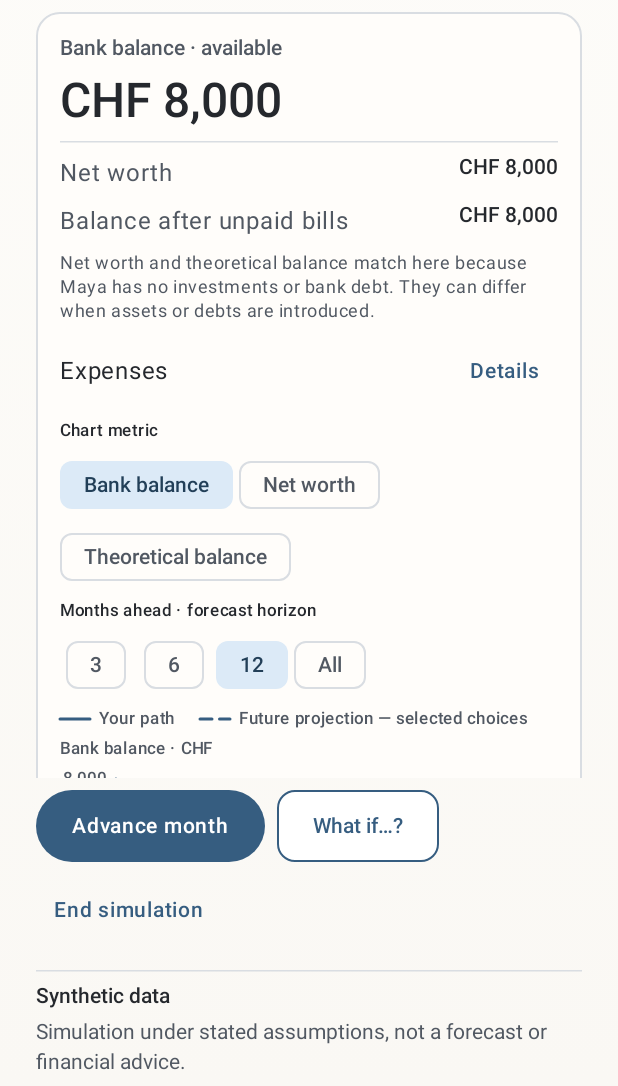
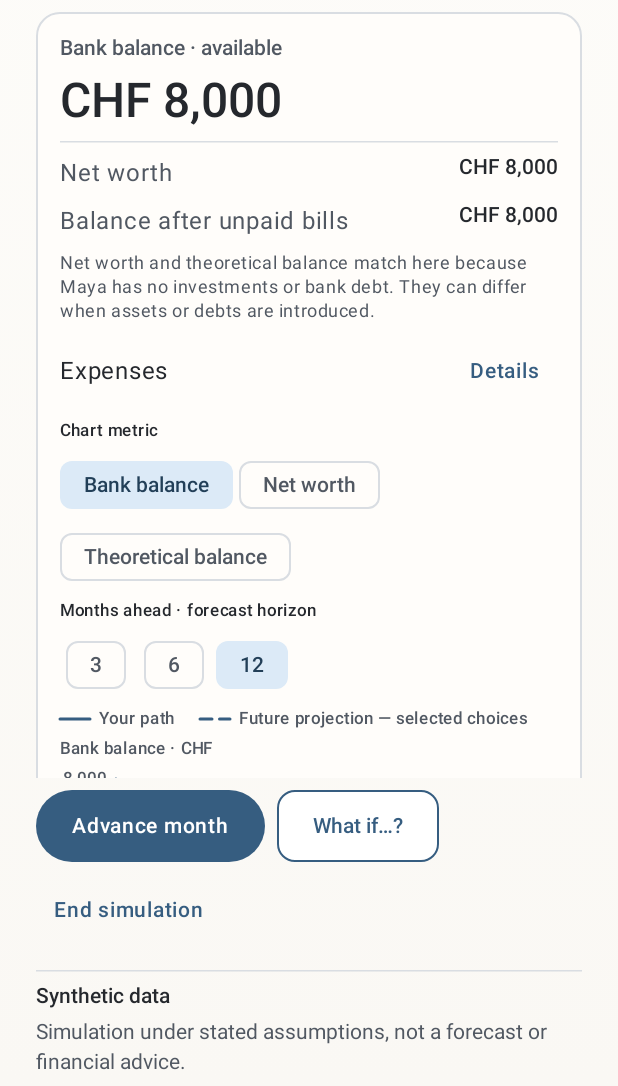
Before and after one commit to Lauzhackathuna/Thunasalmon, an Android app built with Jetpack Compose: the screen it shows after launch (MainActivity), after a tap on "Start", on a phone screen of 412 x 824 dp, the part 150-1236 px from its top. Run offline under Robolectric (Android 15) with nearby library versions, the phone set to English and light mode, and no system bars; our stand-ins replace Compose Multiplatform resources; 1 other tap on this screen came first.

Commit message:
fix(ui): remove all option from chart forecast range

```diff
--- a/FinLife/shared/src/commonMain/kotlin/com/tuna/finlife/ui/CashChart.kt
+++ b/FinLife/shared/src/commonMain/kotlin/com/tuna/finlife/ui/CashChart.kt
@@ -204,9 +204,9 @@ internal fun CashChart(session: SimulationSession, counterfactual: Counterfactua
         }
         Text(stringResource(if (combined) Res.string.chart_future_range else Res.string.chart_range), style = MaterialTheme.typography.labelSmall)
         FlowRow(horizontalArrangement = Arrangement.spacedBy(4.dp)) {
-            listOf<Int?>(3, 6, 12, null).forEach { value ->
+            listOf(3, 6, 12).forEach { value ->
                 FilterChip(selected = window == value, onClick = { window = value },
-                    label = { Text(value?.toString() ?: stringResource(Res.string.chart_all)) })
+                    label = { Text(value.toString()) })
             }
         }
         if (combined) {
```
